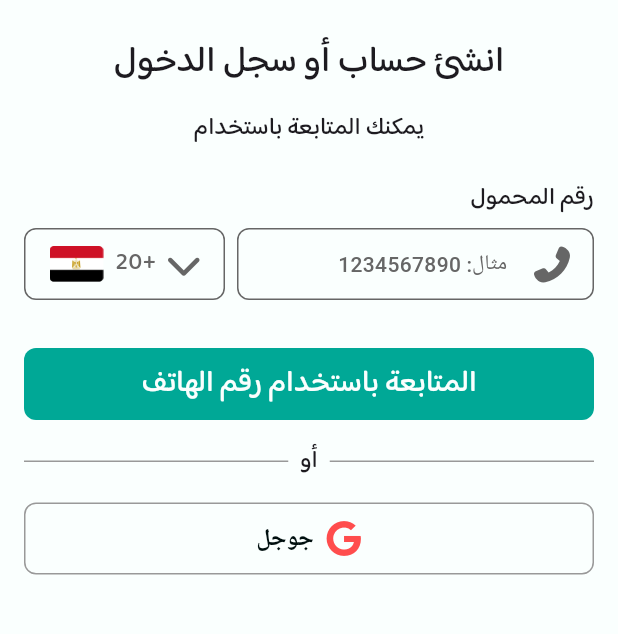
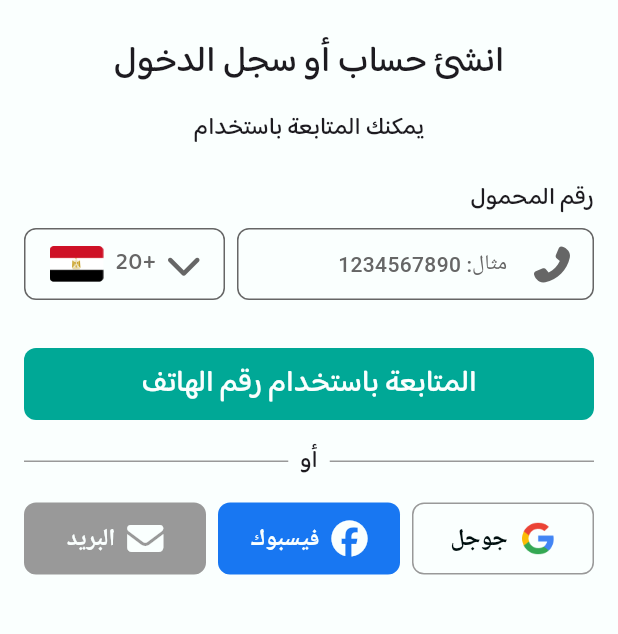
Before and after one commit to salamtak-platform/salamtak-mobile, a Flutter app: the screen it shows after launch, on a phone screen of 412 x 824 dp, the part 168-802 px from its top. Run offline on Flutter 3.47's test engine with Material 3 defaults, Android fonts, the phone set to English and light mode, and no system bars; our stand-ins replace device_preview, font_awesome_flutter; Roboto replaces fonts that are missing (Baloo Bhaijaan 2).

Commit message:
Refactored social button

```diff
--- a/apps/patient_app/lib/views/continue_with_phone_view.dart
+++ b/apps/patient_app/lib/views/continue_with_phone_view.dart
@@ -175,12 +175,22 @@ class ContinueWithPhoneView extends StatelessWidget {
               ],
             ),
             SizedBox(height: 16),
-            Row(
+            SizedBox(
+              width: double.infinity,
+              child: Row(
+                spacing: 8,
                 children: [
-                SocialButton(
+                  CustomSocialButton(
                     platform: "google",
                   ),
+                  CustomSocialButton(
+                    platform: "facebook",
+                  ),
+                  CustomSocialButton(
+                    platform: "email",
+                  ),
                 ],
+              ),
             ),
           ],
         ),
@@ -189,10 +199,10 @@ class ContinueWithPhoneView extends StatelessWidget {
   }
 }
 
-class SocialButton extends StatelessWidget {
+class CustomSocialButton extends StatelessWidget {
   final String platform;
 
-  const SocialButton({
+  const CustomSocialButton({
     super.key,
     required this.platform,
   });
@@ -204,27 +214,49 @@ class SocialButton extends StatelessWidget {
         height: 48,
         decoration: BoxDecoration(
             borderRadius: BorderRadius.circular(8),
-            color: AppColors.naturalWhite,
-            border: BoxBorder.all(
+            color: platform == "google"
+                ? AppColors.naturalWhite
+                : platform == "facebook"
+                    ? AppColors.otherFacebookPrimary
+                    : AppColors.naturalLightGray,
+            border: platform == "google"
+                ? BoxBorder.all(
                     color: AppColors.naturalLightGray,
                     width: 1,
-            )),
+                  )
+                : null),
         child: Row(
           mainAxisAlignment: MainAxisAlignment.center,
           spacing: 8,
           children: [
-            FaIcon(
-              FontAwesomeIcons.google,
-              color: AppColors.alertError,
+            platform == "google"
+                ? Image.asset(
+                    "assets/images/google_icon.png",
+                    package: 'ui_kit',
+                    width: 24,
+                    height: 24,
+                  )
+                : FaIcon(
+                    platform == "facebook"
+                        ? FontAwesomeIcons.facebook
+                        : FontAwesomeIcons.solidEnvelope,
+                    color: AppColors.naturalWhite,
+                    size: 24,
                   ),
             Text(
-              SharedLocalizations.of(context)!.continueWithGoogleButton,
+              platform == "google"
+                  ? SharedLocalizations.of(context)!.continueWithGoogleButton
+                  : platform == "facebook"
+                      ? SharedLocalizations.of(context)!.continueWithFbButton
+                      : SharedLocalizations.of(context)!
+                          .continueWithEmailButton,
               style: TextStyle(
                   fontFamily: "Baloo Bhaijaan 2",
                   fontSize: 16,
                   fontWeight: FontWeight(600),
-                color: AppColors.naturalBlack,
-              ),
+                  color: platform == "google"
+                      ? AppColors.naturalBlack
+                      : AppColors.naturalWhite),
             ),
           ],
         ),
```
Also changed, not shown: packages/ui_kit/assets/images/google_icon.png (added). Lines whose indentation alone changed are shown as unchanged.
